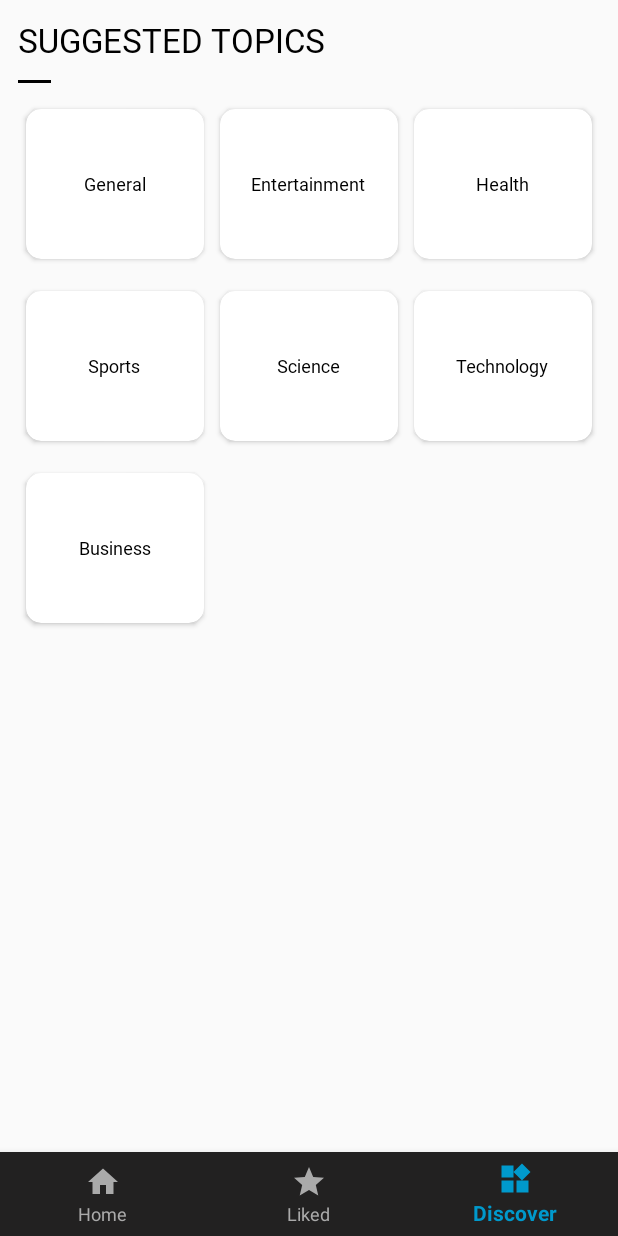
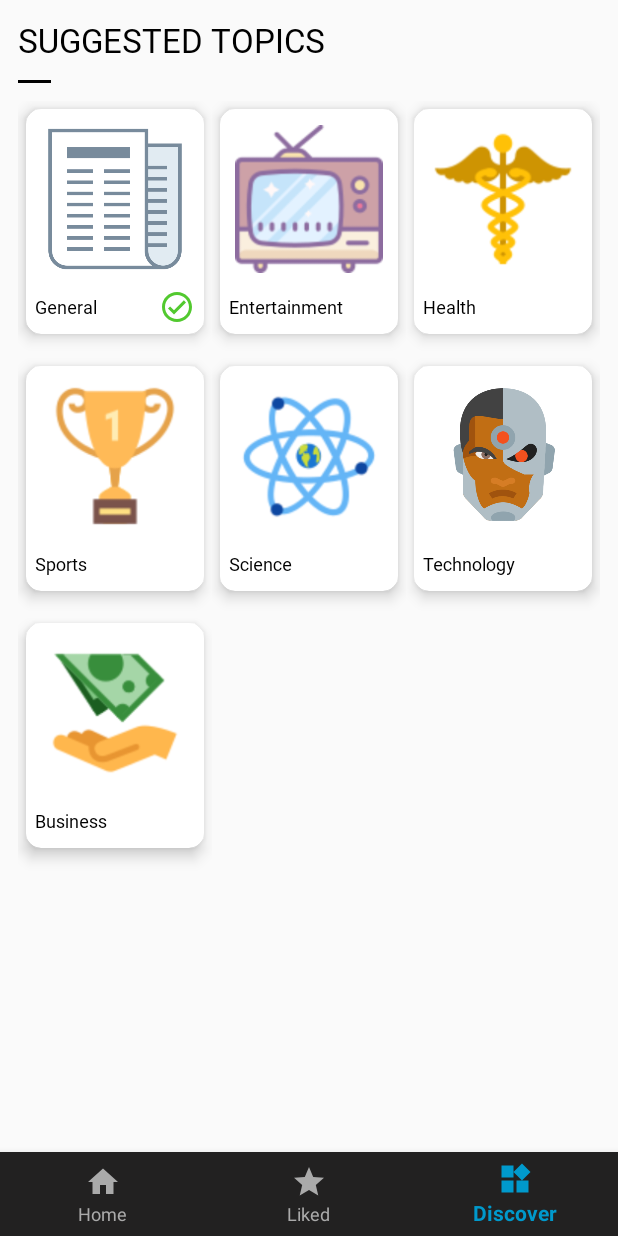
Before and after one commit to alokbharti/DailyNews-Kotlin, an Android app: the DiscoverFragment screen opened through its navigation route, on a phone screen of 412 x 824 dp. Run offline under Robolectric (Android 15) with nearby library versions, the phone set to English and light mode, and no system bars; our stand-ins replace Room's generated code, navigation-ui; libraries missing offline, so code that uses them is left out: com.androidnetworking.common, com.androidnetworking.error, com.androidnetworking.interfaces, com.mindorks.placeholderview, com.rx2androidnetworking; 4 statements that could not run were skipped.

Commit message:
add category image resources

```diff
--- a/app/src/main/java/com/alok/dailynews/adapter/NewsCategoryAdapter.kt
+++ b/app/src/main/java/com/alok/dailynews/adapter/NewsCategoryAdapter.kt
@@ -26,6 +26,7 @@ class NewsCategoryAdapter(var newsCategoryList : ArrayList<NewsCategoryItem>,
     override fun onBindViewHolder(holder: ViewHolder, position: Int) {
         var newsCategoryItem = newsCategoryList[position]
         holder.categoryTv.text = newsCategoryItem.newsCategoryName
+        holder.categoryIv.setImageResource(newsCategoryItem.newsCategoryImage)
         if (newsCategoryItem.isSelected){
             holder.categorySlectedIv.visibility = View.VISIBLE
         } else {
@@ -42,6 +43,7 @@ class NewsCategoryAdapter(var newsCategoryList : ArrayList<NewsCategoryItem>,
     class ViewHolder(binding: ItemNewsCategoryBinding): RecyclerView.ViewHolder(binding.root) {
         val categoryTv: TextView = binding.newsCategoryTv
         val categorySlectedIv: ImageView = binding.newsSelectedIv
+        val categoryIv: ImageView = binding.newsCategoryIv
         val categoryCv: CardView = binding.categoryCv
     }
 }
--- a/app/src/main/java/com/alok/dailynews/models/NewsCategoryItem.kt
+++ b/app/src/main/java/com/alok/dailynews/models/NewsCategoryItem.kt
@@ -2,4 +2,5 @@ package com.alok.dailynews.models
 
 data class NewsCategoryItem (
     var newsCategoryName: String,
+    var newsCategoryImage: Int,
     var isSelected:Boolean)
--- a/app/src/main/java/com/alok/dailynews/ui/discover/DiscoverFragment.kt
+++ b/app/src/main/java/com/alok/dailynews/ui/discover/DiscoverFragment.kt
@@ -13,6 +13,7 @@ import com.alok.dailynews.adapter.NewsCategoryAdapter
 import com.alok.dailynews.databinding.FragmentDiscoverBinding
 import com.alok.dailynews.interfaces.OnCustomClickListener
 import com.alok.dailynews.models.NewsCategoryItem
+import com.alok.dailynews.utility.Constants
 
 class DiscoverFragment : Fragment(), OnCustomClickListener<NewsCategoryItem> {
 
@@ -29,9 +30,18 @@ class DiscoverFragment : Fragment(), OnCustomClickListener<NewsCategoryItem> {
         val newsCategoryList = ArrayList<NewsCategoryItem>()
         //TODO: try to get the categories from APIs
         val newsCategoryNameList = listOf("General","Entertainment", "Health", "Sports", "Science", "Technology", "Business")
+        val newsCategoryImage = listOf(R.drawable.general_icon, R.drawable.entertainment_icon,
+            R.drawable.health_icon, R.drawable.sports_icon, R.drawable.science_icon,
+            R.drawable.technology_icon, R.drawable.business_icon)
+        var i =0
         for (name in newsCategoryNameList){
-            val newsCategoryItem = NewsCategoryItem(name, false)
+            var isSelected = false
+            if (Constants.categorySelected.equals(name)){
+                isSelected = true
+            }
+            val newsCategoryItem = NewsCategoryItem(name,newsCategoryImage[i], isSelected)
             newsCategoryList.add(newsCategoryItem)
+            i+=1
         }
 
         val adapter = NewsCategoryAdapter(newsCategoryList, this)
@@ -41,9 +51,7 @@ class DiscoverFragment : Fragment(), OnCustomClickListener<NewsCategoryItem> {
     }
 
     override fun onClick(obj: NewsCategoryItem) {
-        Toast.makeText(context, obj.newsCategoryName, Toast.LENGTH_SHORT).show();
-        val bundle = Bundle()
-        bundle.putString("category_selected", obj.newsCategoryName)
+        Constants.categorySelected = obj.newsCategoryName
         val navController = Navigation.findNavController(binding.root)
         navController.navigate(DiscoverFragmentDirections.actionDiscoverFragmentToNewsFragment(obj.newsCategoryName))
     }
--- a/app/src/main/java/com/alok/dailynews/ui/news/NewsFragment.kt
+++ b/app/src/main/java/com/alok/dailynews/ui/news/NewsFragment.kt
@@ -81,6 +81,7 @@ class NewsFragment : Fragment(), OnSwipe {
             val url = "https://newsapi.org/v2/top-headlines?country=in&category=$category&apiKey="+
                     application.baseContext.resources.getString(R.string.news_api_key)
             sharedViewModel.getNewsItemList(imageUrl = url)
+            fragmentNewsBinding.loadingLl.visibility = View.VISIBLE
         }
 
         return fragmentNewsBinding.root
--- a/app/src/main/java/com/alok/dailynews/utility/Constants.kt
+++ b/app/src/main/java/com/alok/dailynews/utility/Constants.kt
@@ -1,5 +1,7 @@
 package com.alok.dailynews.utility
 
 class Constants {
-
+    companion object{
+        var categorySelected = "General"
+    }
 }
--- a/app/src/main/res/layout/item_news_category.xml
+++ b/app/src/main/res/layout/item_news_category.xml
@@ -8,7 +8,7 @@
     <androidx.cardview.widget.CardView
         android:id="@+id/category_cv"
         android:layout_width="match_parent"
-        android:layout_height="100dp"
+        android:layout_height="150dp"
         app:layout_constraintStart_toStartOf="parent"
         app:layout_constraintEnd_toEndOf="parent"
         app:layout_constraintTop_toTopOf="parent"
@@ -17,7 +17,20 @@
         android:layout_marginTop="5dp"
         android:layout_marginStart="5sp"
         android:layout_marginEnd="5dp"
-        android:layout_marginBottom="@dimen/common_margin">
+        android:layout_marginBottom="@dimen/common_margin"
+        app:cardElevation="@dimen/xxsmall_margin">
+        <androidx.constraintlayout.widget.ConstraintLayout
+            android:layout_width="match_parent"
+            android:layout_height="match_parent">
+        <ImageView
+            android:id="@+id/news_category_iv"
+            android:layout_width="wrap_content"
+            android:layout_height="120dp"
+            tools:src="@drawable/technology_icon"
+            app:layout_constraintStart_toStartOf="parent"
+            app:layout_constraintEnd_toEndOf="parent"
+            app:layout_constraintTop_toTopOf="parent"
+            android:padding="@dimen/small_margin"/>
         <TextView
             android:id="@+id/news_category_tv"
             android:layout_width="wrap_content"
@@ -26,16 +39,22 @@
             android:fontFamily="@font/avenir"
             tools:text = "News Category"
             android:textSize="12sp"
-            android:layout_gravity="center"
-            android:layout_margin="@dimen/small_margin"/>
+            android:layout_marginStart="@dimen/xxsmall_margin"
+            android:layout_marginBottom="@dimen/small_margin"
+            app:layout_constraintStart_toStartOf="parent"
+            app:layout_constraintBottom_toBottomOf="parent"/>
         <ImageView
             android:id="@+id/news_selected_iv"
             android:layout_width="wrap_content"
             android:layout_height="wrap_content"
             android:src="@drawable/ic_outline_check_circle_24"
             android:layout_gravity="end|bottom"
-            android:layout_margin="@dimen/small_margin"
-            android:visibility="invisible"/>
+            android:layout_margin="@dimen/xxsmall_margin"
+            android:visibility="visible"
+            app:layout_constraintEnd_toEndOf="parent"
+            app:layout_constraintBottom_toBottomOf="parent"/>
+
+        </androidx.constraintlayout.widget.ConstraintLayout>
     </androidx.cardview.widget.CardView>
 
 </androidx.constraintlayout.widget.ConstraintLayout>
--- a/app/src/main/res/values/dimen.xml
+++ b/app/src/main/res/values/dimen.xml
@@ -1,7 +1,8 @@
 <?xml version="1.0" encoding="utf-8"?>
 <resources>
-    <dimen name="xsmall_margin">8sp</dimen>
-    <dimen name="small_margin">10sp</dimen>
+    <dimen name="xxsmall_margin">6dp</dimen>
+    <dimen name="xsmall_margin">8dp</dimen>
+    <dimen name="small_margin">10dp</dimen>
     <dimen name="medium_margin">12dp</dimen>
     <dimen name="large_margin">14dp</dimen>
     <dimen name="common_margin">16dp</dimen>
```
Also changed, not shown: app/src/main/res/drawable-v24/business_icon.png (added), app/src/main/res/drawable-v24/entertainment_icon.png (added), app/src/main/res/drawable-v24/general_icon.png (added), app/src/main/res/drawable-v24/health_icon.png (added), app/src/main/res/drawable-v24/science_icon.png (added), app/src/main/res/drawable-v24/sports_icon.png (added), app/src/main/res/drawable-v24/technology_icon.png (added).
